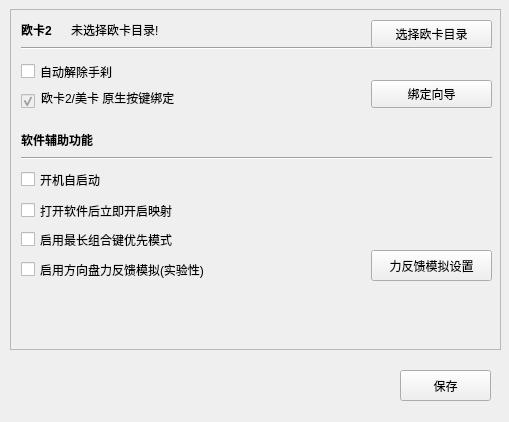
Before: the Qt Designer form AssistFuncWindow.ui in InsistonTan/KeyMappingsTool, drawn with Qt 5.
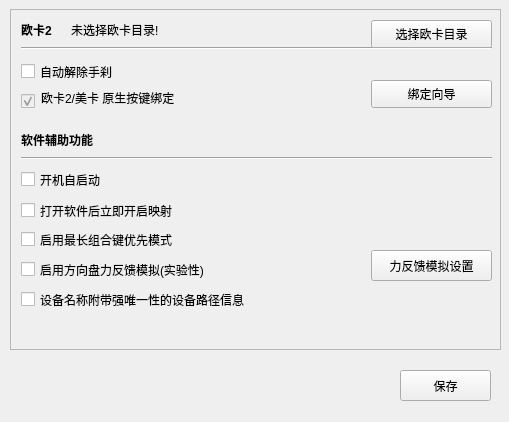
After: the same form once the commit is applied.

Commit message: [add]增加辅助功能: "设备名称附带强唯一性的设备路径信息"; 该功能是为了解决有些小伙伴的设备为多个同型号的街机版, 设备名称相同, productGuid也是相同, 设备名称不唯一导致映射出现问题

Patch:
```diff
--- a/AssistFuncWindow.ui
+++ b/AssistFuncWindow.ui
@@ -280,6 +280,22 @@
        <bool>true</bool>
       </property>
      </widget>
+     <widget class="QCheckBox" name="checkBox_7">
+      <property name="geometry">
+       <rect>
+        <x>10</x>
+        <y>280</y>
+        <width>291</width>
+        <height>19</height>
+       </rect>
+      </property>
+      <property name="toolTip">
+       <string/>
+      </property>
+      <property name="text">
+       <string>设备名称附带强唯一性的设备路径信息</string>
+      </property>
+     </widget>
     </widget>
    </widget>
    <widget class="QPushButton" name="pushButton">
```
The commit also changes 5 other files.
